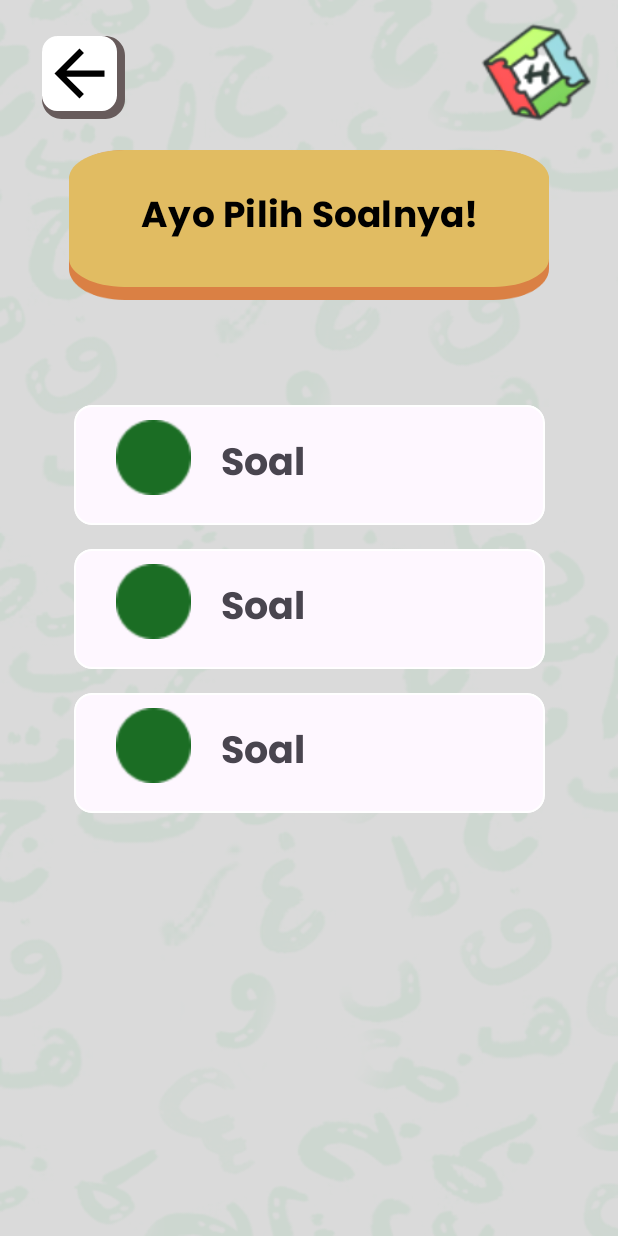
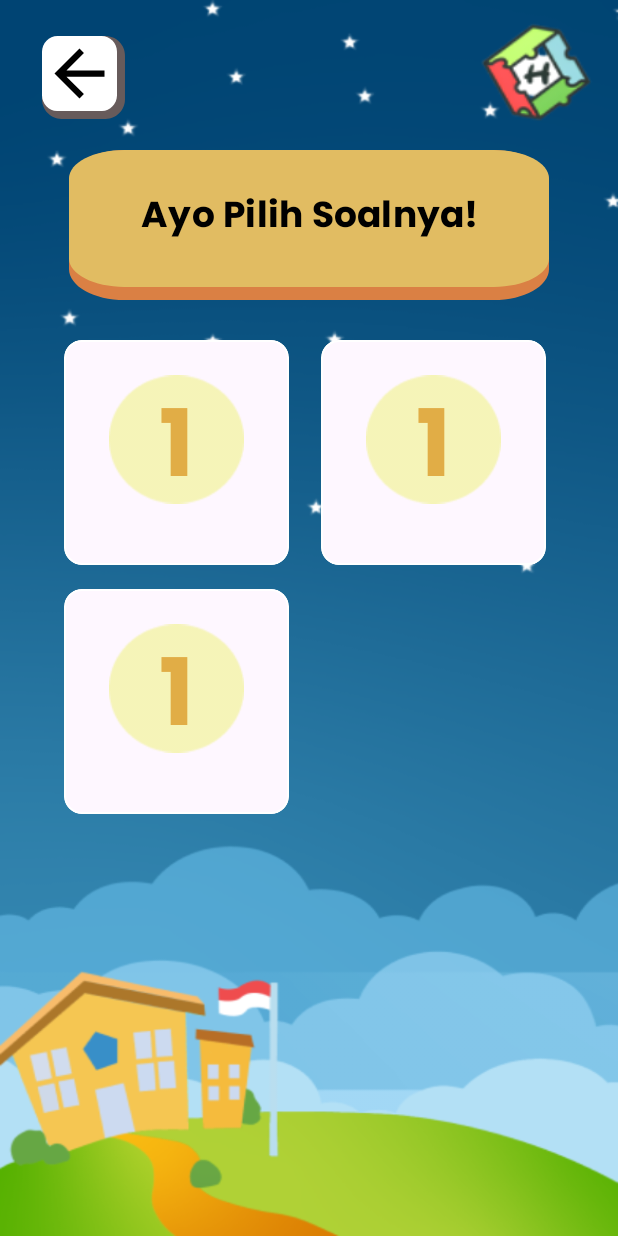
Before and after one commit to AsimaPrimaYohanaT/HijaiyahKu_New, an Android app: the layout activity_daftar_soal.xml on its own in the app's theme, with its tools: preview values and no code run, on a phone screen of 412 x 824 dp. Run offline under Robolectric (Android 15) with nearby library versions, the phone set to English and light mode, and no system bars.

Commit message:
update ui

```diff
--- a/app/src/main/java/com/example/hijaiyahku_new/DaftarSoal.kt
+++ b/app/src/main/java/com/example/hijaiyahku_new/DaftarSoal.kt
@@ -22,7 +22,7 @@ class DaftarSoal : AppCompatActivity() {
         setContentView(binding.root)
 
         recycler = binding.rvSoal
-        recycler.layoutManager = GridLayoutManager(this, 1)
+        recycler.layoutManager = GridLayoutManager(this, 2)
 
         val factory = ViewModelFactory.getInstance(this)
         viewModel = ViewModelProvider(this, factory).get(DaftarSoalViewModel::class.java)
--- a/app/src/main/java/com/example/hijaiyahku_new/DaftarSoalAdapter.kt
+++ b/app/src/main/java/com/example/hijaiyahku_new/DaftarSoalAdapter.kt
@@ -24,11 +24,11 @@ class DaftarSoalAdapter(
     }
 
     inner class SoalViewHolder(itemView: View) : RecyclerView.ViewHolder(itemView) {
-        private val tvTitle: TextView = itemView.findViewById(R.id.textView)
+        private val tvTitle: TextView = itemView.findViewById(R.id.nomor_soal)
         lateinit var getSoal: Soal
         fun bind(soal: Soal) {
             getSoal = soal
-            tvTitle.text = soal.soal
+            tvTitle.text = soal.id.toString()
             itemView.setOnClickListener {
                 onClick(soal)
             }
--- a/app/src/main/java/com/example/hijaiyahku_new/DetailQuest.kt
+++ b/app/src/main/java/com/example/hijaiyahku_new/DetailQuest.kt
@@ -129,10 +129,6 @@ class DetailQuest : AppCompatActivity() {
                     Log.d("location",location.toString())
                     Log.d("location",score)
                    if (score == answer){
-
-
-
-
                        successDialog.show(supportFragmentManager,"CustomDialog")
                    }else{
 
--- a/app/src/main/res/layout/activity_daftar_soal.xml
+++ b/app/src/main/res/layout/activity_daftar_soal.xml
@@ -91,12 +91,25 @@
 
     <androidx.recyclerview.widget.RecyclerView
         android:id="@+id/rv_soal"
-        android:layout_width="330dp"
-        android:layout_height="500dp"
+        android:layout_width="343dp"
+        android:layout_height="365dp"
+        app:layoutManager="androidx.recyclerview.widget.GridLayoutManager"
         app:layout_constraintBottom_toBottomOf="parent"
         app:layout_constraintEnd_toEndOf="parent"
         app:layout_constraintStart_toStartOf="parent"
         app:layout_constraintTop_toBottomOf="@+id/view"
+        app:layout_constraintVertical_bias="0.072"
+        app:spanCount="2"
         tools:listitem="@layout/item_soal" />
 
+    <View
+        android:id="@+id/muslim_2"
+        android:layout_width="315.17dp"
+        android:layout_height="363.24dp"
+        android:layout_alignParentLeft="true"
+        android:layout_alignParentTop="true"
+        android:background="@drawable/child4"
+        app:layout_constraintBottom_toBottomOf="parent"
+        app:layout_constraintEnd_toEndOf="parent" />
+
 </androidx.constraintlayout.widget.ConstraintLayout>
--- a/app/src/main/res/layout/item_soal.xml
+++ b/app/src/main/res/layout/item_soal.xml
@@ -1,39 +1,44 @@
 <?xml version="1.0" encoding="utf-8"?>
 <com.google.android.material.card.MaterialCardView xmlns:android="http://schemas.android.com/apk/res/android"
     xmlns:app="http://schemas.android.com/apk/res-auto"
-    android:layout_width="match_parent"
-    android:layout_height="80dp"
+    android:layout_width="150dp"
+    android:layout_height="150dp"
     android:layout_gravity="center"
     app:strokeColor="@color/white"
     android:layout_margin="8dp">
 
     <androidx.constraintlayout.widget.ConstraintLayout
-        android:layout_width="match_parent"
-        android:layout_height="wrap_content">
+        android:layout_marginStart="10dp"
+        android:layout_marginTop="10dp"
+        android:layout_marginBottom="10dp"
+        android:layout_marginEnd="10dp"
+        android:layout_width="wrap_content"
+        android:layout_height="wrap_content"
+        android:layout_gravity="center">
 
         <ImageView
             android:id="@+id/imageView"
-            android:layout_width="50dp"
-            android:layout_height="50dp"
-            android:layout_gravity="left"
-            android:layout_marginTop="10dp"
-            android:layout_marginStart="28dp"
-            android:src="@drawable/circle"
+            android:layout_width="90dp"
+            android:layout_height="90dp"
+            android:layout_gravity="center"
+            android:src="@drawable/circle2"
             app:layout_constraintBottom_toBottomOf="parent"
             app:layout_constraintStart_toStartOf="parent"
             app:layout_constraintTop_toTopOf="parent"
             app:layout_constraintVertical_bias="0.0" />
 
         <TextView
-            android:id="@+id/textView"
+            android:id="@+id/nomor_soal"
             android:layout_width="wrap_content"
             android:layout_height="wrap_content"
-            android:layout_marginStart="20dp"
-            android:layout_marginTop="8dp"
             android:fontFamily="@font/poppins_bold"
-            android:text="@string/soal"
-            android:textSize="25sp"
-            app:layout_constraintStart_toEndOf="@+id/imageView"
-            app:layout_constraintTop_toTopOf="@+id/imageView" />
+            android:text="1"
+            android:textColor="#E1AD46"
+            android:textSize="62sp"
+            app:layout_constraintBottom_toBottomOf="parent"
+            app:layout_constraintEnd_toEndOf="@+id/imageView"
+            app:layout_constraintStart_toStartOf="parent"
+            app:layout_constraintTop_toTopOf="parent" />
+
     </androidx.constraintlayout.widget.ConstraintLayout>
 </com.google.android.material.card.MaterialCardView>
```
Also changed, not shown: app/src/main/res/layout/activity_main.xml (+30 -40 lines), app/src/main/res/layout/custom_dialog_2.xml (+21 -7 lines), app/src/main/res/drawable/background.png, app/src/main/res/drawable/chil3.png (added), app/src/main/res/drawable/child.png (added), app/src/main/res/drawable/child2.png (added), app/src/main/res/drawable/child3.png (added), app/src/main/res/drawable/child4.png (added), app/src/main/res/drawable/child5.png (added), app/src/main/res/drawable/circle2.png (added), app/src/main/res/drawable/play.png (added).
